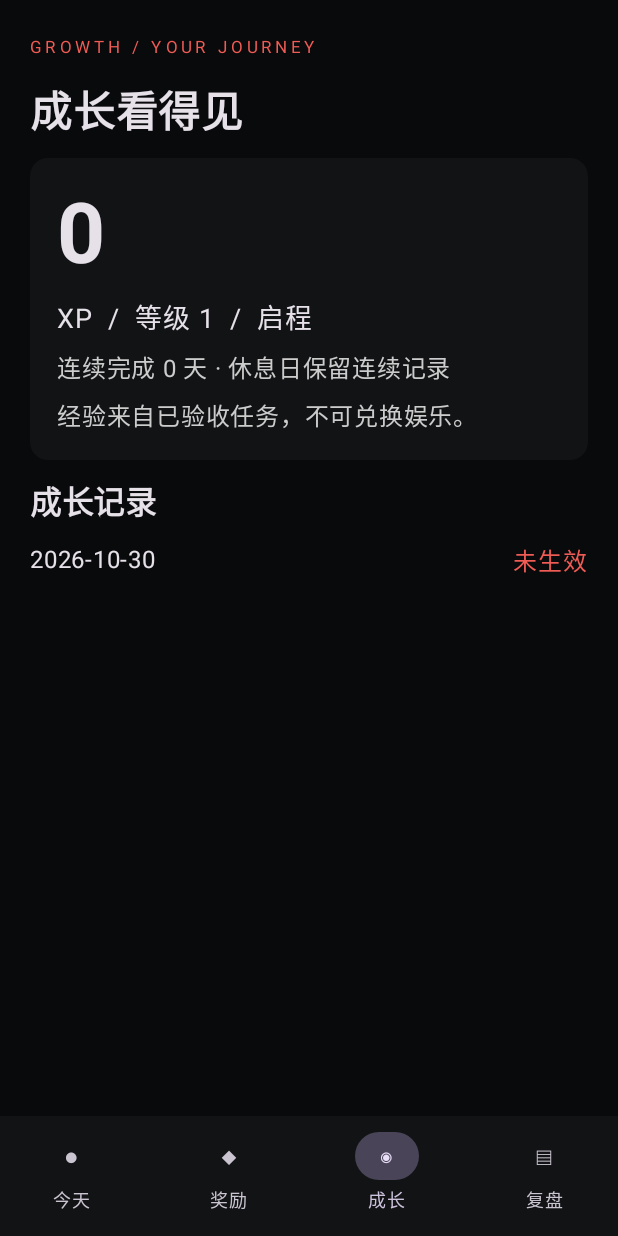
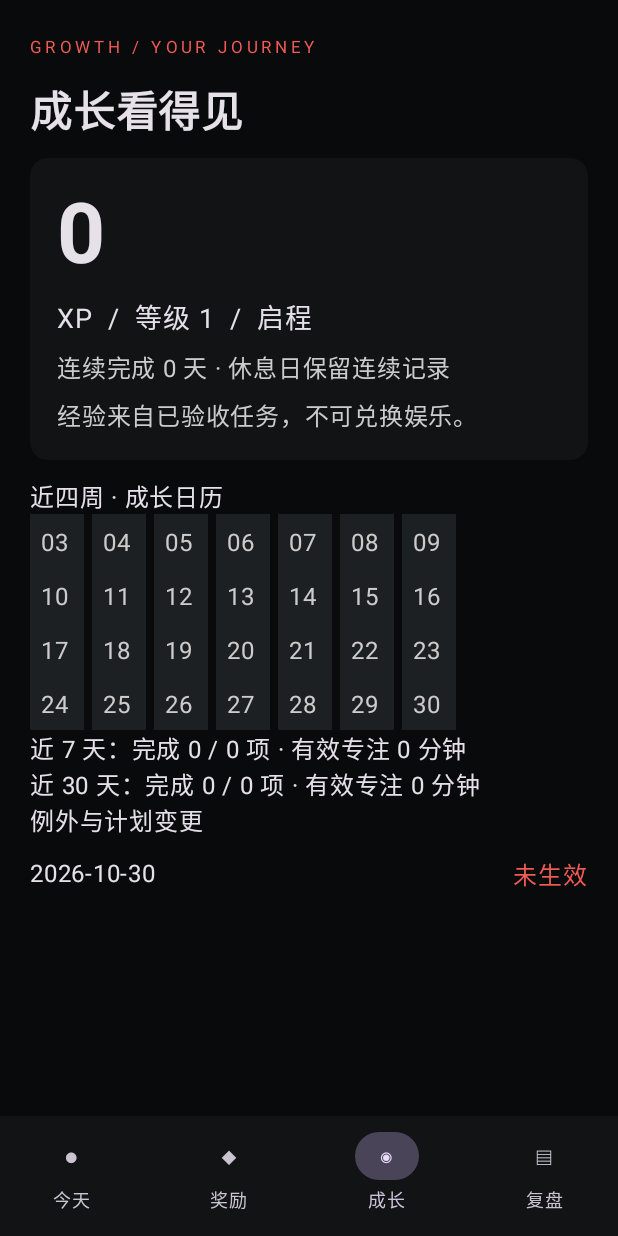
Before and after one commit to xuan2915/forward-android, an Android app built with Jetpack Compose: the screen it shows after launch (MainActivity), item 3 of the bottom bar chosen, on a phone screen of 412 x 824 dp. Run offline under Robolectric (Android 15) with nearby library versions, the phone set to English and light mode, and no system bars.

Commit message:
Add task rule changes, weekday scheduling and local data workflows

```diff
--- a/app/build.gradle.kts
+++ b/app/build.gradle.kts
@@ -3,7 +3,7 @@ android {
  namespace = "com.focus.prototype"
  compileSdk = 35
  buildToolsVersion = "35.0.0"
- defaultConfig { applicationId = "com.focus.prototype"; minSdk = 26; targetSdk = 35; versionCode = 2; versionName = "0.2" }
+ defaultConfig { applicationId = "com.focus.prototype"; minSdk = 26; targetSdk = 35; versionCode = 3; versionName = "0.3" }
  buildFeatures { compose = true }
  compileOptions { sourceCompatibility = JavaVersion.VERSION_17; targetCompatibility = JavaVersion.VERSION_17 }
  kotlinOptions { jvmTarget = "17" }
--- a/app/src/main/AndroidManifest.xml
+++ b/app/src/main/AndroidManifest.xml
@@ -1,6 +1,7 @@
 <manifest xmlns:android="http://schemas.android.com/apk/res/android">
  <uses-permission android:name="android.permission.QUERY_ALL_PACKAGES" />
  <application android:label="自律原型" android:theme="@android:style/Theme.Material.Light.NoActionBar" android:allowBackup="false">
+  <provider android:name="androidx.core.content.FileProvider" android:authorities="com.focus.prototype.files" android:exported="false" android:grantUriPermissions="true"><meta-data android:name="android.support.FILE_PROVIDER_PATHS" android:resource="@xml/file_paths"/></provider>
   <activity android:name=".MainActivity" android:exported="true" android:launchMode="singleTop"><intent-filter><action android:name="android.intent.action.MAIN"/><category android:name="android.intent.category.LAUNCHER"/></intent-filter><intent-filter><action android:name="android.intent.action.SEND"/><category android:name="android.intent.category.DEFAULT"/><data android:mimeType="text/plain"/></intent-filter></activity>
   <service android:name=".FocusService" android:exported="false" android:permission="android.permission.BIND_ACCESSIBILITY_SERVICE">
    <intent-filter><action android:name="android.accessibilityservice.AccessibilityService"/></intent-filter>
--- /dev/null
+++ b/app/src/main/java/com/focus/prototype/GrowthDetails.kt
@@ -0,0 +1,20 @@
+package com.focus.prototype
+import androidx.compose.foundation.background
+import androidx.compose.foundation.clickable
+import androidx.compose.foundation.layout.*
+import androidx.compose.material3.Text
+import androidx.compose.runtime.*
+import androidx.compose.ui.Modifier
+import androidx.compose.ui.graphics.Color
+import androidx.compose.ui.unit.dp
+import java.time.LocalDate
+
+@Composable fun GrowthDetails(db:Database) {
+ val today=LocalDate.parse(db.day());val history=db.history().toMap(); var selected by remember { mutableStateOf("") }
+ Text("近四周 · 成长日历")
+ repeat(4) { week -> Row(horizontalArrangement=Arrangement.spacedBy(5.dp)) { repeat(7) { index -> val date=today.minusDays((27-week*7-index).toLong()).toString(); val state=history[date]; val color=when(state){"完成"->Color.White;"休息"->Color(0xff66686c);"未完成"->Color(0xff7e2927);else->Color(0xff1d2023)};Box(Modifier.size(36.dp).background(color).clickable{selected=date}.padding(7.dp)){Text(date.takeLast(2),color=if(state=="完成")Color.Black else Color.LightGray)} } } }
+ if(selected.isNotEmpty()) {Text("$selected · ${history[selected]?:"未记录"}");if(history.containsKey(selected)) db.tasks(selected).forEach {Text("${if(it.done) "完成" else "未完成"} · ${it.title}")} }
+ for(days in listOf(7,30)) { val from=today.minusDays((days-1).toLong()).toString();db.readableDatabase.rawQuery("SELECT COUNT(*),COALESCE(SUM(done),0),COALESCE(SUM(elapsed),0) FROM tasks WHERE day>=? AND day<=?",arrayOf(from,today.toString())).use{c->c.moveToFirst();val total=c.getInt(0);Text("近 $days 天：完成 ${c.getInt(1)} / $total 项 · 有效专注 ${c.getLong(2)/60000} 分钟")} }
+ Text("例外与计划变更")
+ db.readableDatabase.rawQuery("SELECT day,detail FROM audit ORDER BY created DESC LIMIT 20",null).use { c->while(c.moveToNext()) Text("${c.getString(0)} · ${c.getString(1)}") }
+}
--- a/app/src/main/java/com/focus/prototype/MainActivity.kt
+++ b/app/src/main/java/com/focus/prototype/MainActivity.kt
@@ -60,7 +60,7 @@ class MainActivity : ComponentActivity() {
        item { TaskEditor(targetDay, db, onCancel={ editor=false }, onSave={ editor=false; refresh++ }) }
       } else when(page) {
        0 -> {
-        item { Header("TODAY / $today", "今天，向前一步") }; item { ProgressView(tasks.count{it.required && it.done},tasks.count{it.required}) }
+        item { Header("TODAY / $today", "今天，向前一步"); if(db.setting("changed_$today")=="true") Text("今日计划已变更，原要求与原因保存在成长记录中。",color=Color.Gray) }; item { ProgressView(tasks.count{it.required && it.done},tasks.count{it.required}) }
         item { CardBlock { Text(if(c.confirmed) "今日任务已确认" else "请先确认今日任务",fontSize=20.sp,fontWeight=FontWeight.Bold); Text("必做 ${tasks.count{it.required && it.done}} / ${tasks.count{it.required}}  ·  选做 ${tasks.count{!it.required && it.done}} / ${tasks.count{!it.required}}",color=Color.LightGray); Text(if(db.eligible()) "必做任务已全部完成" else "完成全部必做任务，自动解锁娱乐时间",color=Red) } }
         if(!protected) item { CardBlock { Text("保护未生效：请开启无障碍服务",color=Red); Button(onClick={ startActivity(Intent(Settings.ACTION_ACCESSIBILITY_SETTINGS)) }) { Text("前往授权") } } }
         if(!c.confirmed) item { ContractEditor(db, c) { refresh++ } }
@@ -83,14 +83,14 @@ class MainActivity : ComponentActivity() {
        2 -> {
         item { Header("GROWTH / YOUR JOURNEY", "成长看得见") }
         item { CardBlock { val xp=db.xp(); val rank=listOf("启程","萌芽","探索","积累","进阶","坚韧","精进","卓越")[(xp/500).coerceAtMost(7)]; Text("$xp",fontSize=56.sp,fontWeight=FontWeight.Bold); Text("XP  /  等级 ${xp/500+1}  /  $rank",fontSize=18.sp); Text("连续完成 ${db.streak()} 天 · 休息日保留连续记录",color=Color.LightGray); Text("经验来自已验收任务，不可兑换娱乐。",color=Color.LightGray) } }
-        item { Text("成长记录",fontSize=21.sp,fontWeight=FontWeight.Bold) }
+        item { GrowthDetails(db) }
         items(db.history()) { (day,state) -> Row(Modifier.fillMaxWidth(),horizontalArrangement=Arrangement.SpaceBetween) { Text(day); Text(state,color=if(state=="休息") Color.LightGray else Red) } }
        }
        3 -> {
         item { Header("REFLECTION / $today", "为今天收个尾") }
         item { CardBlock { Text("今日真实记录",fontSize=20.sp); Text("完成 ${tasks.count{it.done}} / ${tasks.size} 项 · 专注 ${tasks.sumOf{db.elapsed(it)}/60000} 分钟"); tasks.forEach { Text("${if(it.done) "✓" else "○"} ${it.title}  ${db.elapsed(it)/60000} / ${it.minutes} 分钟",color=Color.LightGray) } } }
         item { ReviewEditor(db,today) { refresh++ } }
-        item { ImportEditor(db,today,refresh) { refresh++ } }
+        item { ImportEditor(db,today,refresh) { refresh++ } }; item { DaySettings(db) {refresh++} }; item { BackupView(db) {refresh++} }
         item { val tomorrow=LocalDate.parse(today).plusDays(1).toString(); CardBlock { Text("明日计划 · $tomorrow",fontSize=20.sp); db.tasks(tomorrow).forEach { Text("${if(it.required) "必做" else "选做"} · ${it.title}") }; OutlinedButton(onClick={targetDay=tomorrow;editor=true}) {Text("添加明日任务")}; Text("明日计划到当天后确认。",color=Color.LightGray) } }
        }
       }
@@ -132,16 +132,13 @@ class MainActivity : ComponentActivity() {
   Text("${if(task.required) "必做" else "选做"}  /  ${task.mode}",color=Red,fontSize=12.sp); Text(task.title,fontSize=20.sp,fontWeight=FontWeight.Bold)
   Text("${db.elapsed(task)/60000} 分 ${db.elapsed(task)/1000%60} 秒 / 目标 ${task.minutes} 分钟   ${if(task.done) "已完成" else if(task.runningSince>0) "计时中" else "未完成"}")
   if(task.checklist.isNotBlank()) Text("预设条件：${task.checklist}",color=Color.LightGray)
-  if(task.evidence.isNotBlank()) Text("已保存本地照片",color=Color.LightGray)
+  ProofActions(task,db,onChanged)
   if(task.done) { TextButton(onClick={revoking=true}) {Text("撤销误完成")}; if(revoking) { Text("撤销后将按可用余额冲正已领取奖励；已消费的额度无法追回。",color=Color.LightGray); Row { Button(onClick={db.revoke(task);revoking=false;onChanged()}) {Text("确认撤销")}; TextButton(onClick={revoking=false}) {Text("取消")} } } }
-  if(!task.done) {
-   Row { if(task.runningSince>0) TextButton(onClick={db.pause(task);onChanged()}) {Text("暂停 / 停止")} else TextButton(onClick={ db.runningTasks().forEach{db.pause(it)}; db.start(task);onChanged() }) {Text("开始专注")}; if(task.mode!="行动型") TextButton(onClick=onPhoto){Text("拍照证明")} }
+  if(!task.done) { TaskChanges(task,db,onChanged)
+   Row { if(task.runningSince>0) TextButton(onClick={db.pause(task);onChanged()}) {Text("暂停 / 停止")} else TextButton(onClick={ db.runningTasks().forEach{db.pause(it)}; db.start(task);onChanged() }) {Text("开始专注")} }
    TextButton(onClick={checking=!checking}) {Text("确认完成")}
    if(checking) { Row(verticalAlignment=Alignment.CenterVertically) { Checkbox(selfCheck,onCheckedChange={selfCheck=it}); Text("我已按预设条件完成${if(task.mode=="掌握型") "独立练习或解释" else ""}") }; val allowed = selfCheck && db.elapsed(task)>=task.minutes*60000L && (task.mode=="行动型" || task.evidence.isNotBlank()); Button(enabled=allowed,onClick={db.complete(task);db.grantBase(task.date);checking=false;onChanged()}) {Text("完成任务")}; Text("自检与照片不代表 AI 或客观真实性核验。",fontSize=12.sp,color=Color.Gray) }
-   if(!db.contract(task.date).confirmed) {
-    Row { TextButton(onClick={editing=!editing}) { Text("编辑任务") }; TextButton(onClick={db.removeDraft(task);onChanged()}) { Text("删除草稿任务") } }
-    if(editing) { OutlinedTextField(title,onValueChange={title=it},label={Text("任务名称")}); NumberField("目标分钟",minutes){minutes=it}; OutlinedTextField(checklist,onValueChange={checklist=it},label={Text("完成条件")}); Button(enabled=title.isNotBlank(),onClick={db.editDraft(task,title,minutes.toIntOrNull()?:0,checklist);editing=false;onChanged()}) { Text("保存修改") } }
-   }
+
   }
  }
 }
--- /dev/null
+++ b/app/src/main/java/com/focus/prototype/Rules.kt
@@ -0,0 +1,7 @@
+package com.focus.prototype
+import java.time.LocalDate
+import java.time.LocalDateTime
+object Rules {
+ fun day(now:LocalDateTime,hour:Int):String = now.minusHours(hour.toLong()).toLocalDate().toString()
+ fun repeats(rule:String, origin:String, day:String):Boolean = when { rule=="daily" -> true; rule=="weekly" -> LocalDate.parse(origin).dayOfWeek==LocalDate.parse(day).dayOfWeek; rule.startsWith("days:") -> LocalDate.parse(day).dayOfWeek.value.toString() in rule.removePrefix("days:").split(','); else -> false }
+}
--- /dev/null
+++ b/app/src/main/res/xml/file_paths.xml
@@ -0,0 +1 @@
+<paths xmlns:android="http://schemas.android.com/apk/res/android"><files-path name="proof" path="evidence/"/></paths>
```
Also changed, not shown: app/src/main/java/com/focus/prototype/Backup.kt (added, +27 -0 lines), app/src/main/java/com/focus/prototype/BackupView.kt (added, +13 -0 lines), app/src/main/java/com/focus/prototype/Database.kt (+14 -4 lines), app/src/main/java/com/focus/prototype/ProofActions.kt (added, +26 -0 lines), app/src/main/java/com/focus/prototype/TaskChanges.kt (added, +32 -0 lines), 2 other files.
